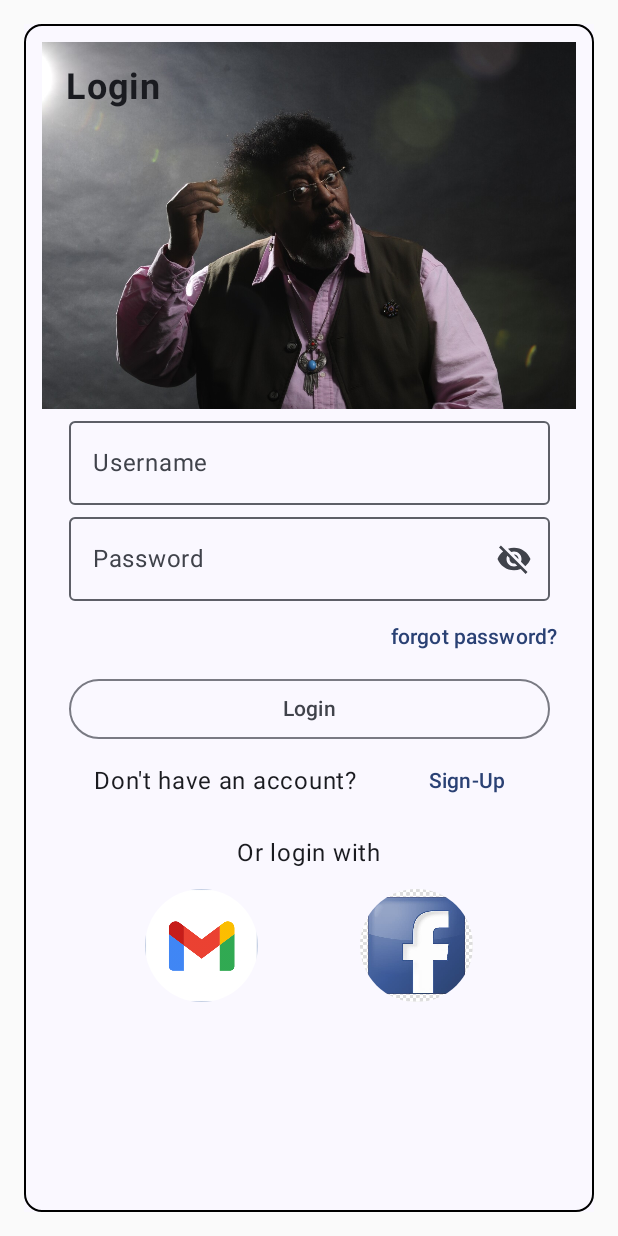
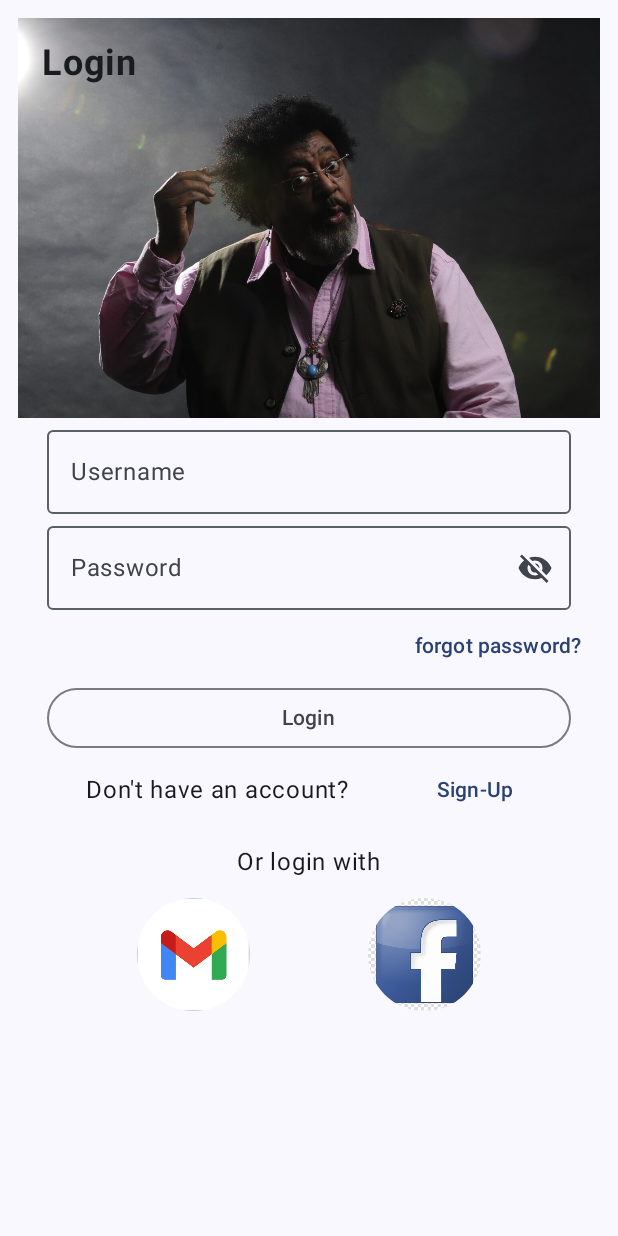
Before and after one commit to Salonso1602/android_login_test, an Android app built with Jetpack Compose: the screen it shows after launch (MainActivity), on a phone screen of 412 x 824 dp. Run offline under Robolectric (Android 15) with nearby library versions, the phone set to English and light mode, and no system bars.

Commit message:
Separate login into view and add base navHost

```diff
--- a/app/build.gradle.kts
+++ b/app/build.gradle.kts
@@ -59,6 +59,8 @@ dependencies {
     implementation(libs.androidx.ui.tooling.preview)
     implementation(libs.androidx.material3)
     implementation(libs.androidx.material.icons.extended)
+    implementation(libs.androidx.navigation.runtime.ktx)
+    implementation(libs.androidx.navigation.compose)
     testImplementation(libs.junit)
     androidTestImplementation(libs.androidx.junit)
     androidTestImplementation(libs.androidx.espresso.core)
--- a/app/src/main/java/com/example/demo23082024/MainActivity.kt
+++ b/app/src/main/java/com/example/demo23082024/MainActivity.kt
@@ -41,6 +41,7 @@ import androidx.compose.ui.text.input.VisualTransformation
 import androidx.compose.ui.text.style.TextAlign
 import androidx.compose.ui.unit.dp
 import androidx.compose.ui.unit.sp
+import androidx.navigation.compose.rememberNavController
 import com.example.demo23082024.ui.theme.Demo23082024Theme
 
 class MainActivity : ComponentActivity() {
@@ -49,156 +50,16 @@ class MainActivity : ComponentActivity() {
         super.onCreate(savedInstanceState)
         setContent {
             Demo23082024Theme {
-                Scaffold (Modifier.padding(16.dp)) { _ ->
-                    val userName = remember { mutableStateOf("") }
-                    val password = remember { mutableStateOf("") }
-                    LoginCard(
-                        userName = userName,
-                        password = password,
-                        onLogInPress = {
-                            userName.value = ""
-                            password.value = ""
-                        }
+                val navController = rememberNavController()
+
+                Scaffold(modifier = Modifier.fillMaxSize()) { innerPadding ->
+                    OurNavHost(
+                        modifier = Modifier.padding(innerPadding),
+                        navController = navController,
+                        startDestination = "Screen1"
                     )
                 }
             }
         }
     }
 }
-
-@Composable
-fun LoginCard(userName: MutableState<String>,
-              password: MutableState<String>,
-              onLogInPress: ()->Unit) {
-    val (passwordVisible, setPasswordVisibility) = remember { mutableStateOf(false) }
-    OutlinedCard(
-        colors = CardDefaults.cardColors(
-            containerColor = MaterialTheme.colorScheme.surface,
-        ),
-        border = BorderStroke(1.dp, Color.Black),
-        modifier = Modifier
-            .size(width = 1000.dp, height = 1000.dp)
-    ) {
-        Column(
-            horizontalAlignment = Alignment.CenterHorizontally,
-            verticalArrangement = Arrangement.SpaceEvenly,
-            modifier = Modifier.padding(12.dp)
-        ) {
-            Box(
-                modifier = Modifier
-                    .fillMaxWidth(),
-            ){
-                Image(
-                    painter = painterResource(id = R.drawable.download),
-                    contentDescription = "Login image",
-                    modifier = Modifier
-//                        .size(250.dp)
-                        .align(Alignment.Center)
-                )
-                Text(
-                    text = "Login",
-                    modifier = Modifier
-                        .padding(16.dp),
-                    textAlign = TextAlign.Start,
-                    fontSize = 24.sp,
-                    fontWeight = FontWeight.Bold
-                )
-            }
-            OutlinedTextField(
-                value = userName.value,
-                singleLine = true,
-                onValueChange = { userName.value = it },
-                label = { Text(text = "Username") },
-                modifier = Modifier.fillMaxWidth(0.9f)
-            )
-            OutlinedTextField(
-                value = password.value,
-                singleLine = true,
-                onValueChange = { password.value = it },
-                label = { Text(text = "Password") },
-                modifier = Modifier.fillMaxWidth(0.9f),
-                visualTransformation = if (passwordVisible) VisualTransformation.None else PasswordVisualTransformation(),
-                trailingIcon = {
-                    val image = if (passwordVisible)
-                        Icons.Filled.Visibility
-                    else Icons.Filled.VisibilityOff
-
-                    // Localized description for accessibility services
-                    val description = if (passwordVisible) "Hide password" else "Show password"
-
-                    // Toggle button to hide or display password
-                    IconButton(onClick = {setPasswordVisibility(!passwordVisible)}){
-                        Icon(imageVector  = image, description)
-                    }
-                }
-
-                )
-            TextButton(
-                onClick = { /*TODO*/ },
-                modifier = Modifier
-                    .align(Alignment.End)
-            ) {
-                Text(text = "forgot password?")
-            }
-            OutlinedButton(
-                onClick = onLogInPress,
-                modifier = Modifier
-                    .fillMaxWidth(0.9f)
-            ) {
-                Text(text = "Login")
-            }
-            Row (
-                horizontalArrangement = Arrangement.SpaceEvenly,
-                verticalAlignment = Alignment.CenterVertically,
-                modifier = Modifier
-                    .fillMaxWidth()
-            )
-            {
-                Text(text = "Don't have an account?"
-                )
-                TextButton(
-                    onClick = { /*TODO*/ },
-                ) {
-                    Text(text = "Sign-Up")
-                }
-            }
-            Text(text = "Or login with",
-                modifier = Modifier
-                    .padding(12.dp)
-            )
-            Row (
-                horizontalArrangement = Arrangement.SpaceEvenly,
-                verticalAlignment = Alignment.CenterVertically,
-                modifier = Modifier.fillMaxWidth()
-            ){
-                IconButton(
-                    onClick = { /*TODO*/ },
-                    modifier = Modifier
-                        .size(75.dp)
-                )
-                {
-                    Image(
-                        painter = painterResource(id = R.drawable.gmail_icon),
-                        contentDescription = "Gmail logo",
-                        modifier = Modifier
-                            .fillMaxSize()
-                    )
-                }
-                IconButton(
-                    onClick = { /*TODO*/ },
-                    modifier = Modifier
-                        .size(75.dp)
-                )
-                {
-                    Image(
-                        painter = painterResource(id = R.drawable.facebook_logo_social_media_computer_icons_icon_facebook_drawing),
-                        contentDescription = "Facebook logo",
-                    )
-                }
-
-            }
-
-        }
-
-    }
-}
--- /dev/null
+++ b/app/src/main/java/com/example/demo23082024/NavHost.kt
@@ -0,0 +1,56 @@
+package com.example.demo23082024
+
+import androidx.compose.runtime.Composable
+import androidx.compose.runtime.mutableStateOf
+import androidx.compose.runtime.remember
+import androidx.compose.ui.Modifier
+import androidx.compose.ui.platform.LocalContext
+import androidx.navigation.compose.NavHost
+import androidx.navigation.NavHostController
+import androidx.navigation.NavType
+import androidx.navigation.compose.composable
+import androidx.navigation.navArgument
+import com.example.demo23082024.ui.screens.LoginScreen
+
+@Composable
+fun OurNavHost(
+    modifier: Modifier = Modifier,
+    navController: NavHostController,
+    startDestination: String
+) {
+    NavHost(navController, startDestination, modifier = modifier) {
+        composable("Screen1") {
+            val context = LocalContext.current
+
+            LoginScreen(
+                onLoginClick = {
+                    navController.navigate("Screen2/obligatorio?paramOpcional=true")
+                },
+                userNameState = remember { mutableStateOf("") },
+                passwordState = remember { mutableStateOf("") },
+//                onActivityNavigation = {
+//                    val intent = Intent(context, SecondActivity::class.java).apply {
+//                        putExtra(SecondActivity.PARAM, "Parámetro")
+//                    }
+//                    context.startActivity(intent)
+//                }
+                        )
+        }
+        composable(
+            "Screen2/{paramObligatorio}?paramOpcional={paramOpcional}",
+            arguments = listOf(
+                navArgument("paramObligatorio") { type = NavType.StringType },
+                navArgument("paramOpcional") {
+                    type = NavType.BoolType
+                    defaultValue = false
+                }
+            )
+        ) { backStackEntry ->
+            val obligatorio = backStackEntry.arguments?.getString("paramObligatorio")
+            val opcional = backStackEntry.arguments?.getBoolean("paramOpcional")
+//            Screen2 {
+//                navController.popBackStack()
+//            }
+        }
+    }
+}
--- /dev/null
+++ b/app/src/main/java/com/example/demo23082024/ui/screens/LoginScreen.kt
@@ -0,0 +1,189 @@
+package com.example.demo23082024.ui.screens
+
+import androidx.compose.foundation.BorderStroke
+import androidx.compose.foundation.Image
+import androidx.compose.foundation.layout.Arrangement
+import androidx.compose.foundation.layout.Box
+import androidx.compose.foundation.layout.Column
+import androidx.compose.foundation.layout.Row
+import androidx.compose.foundation.layout.fillMaxSize
+import androidx.compose.foundation.layout.fillMaxWidth
+import androidx.compose.foundation.layout.padding
+import androidx.compose.foundation.layout.size
+import androidx.compose.material.icons.Icons
+import androidx.compose.material.icons.filled.Visibility
+import androidx.compose.material.icons.filled.VisibilityOff
+import androidx.compose.material3.CardDefaults
+import androidx.compose.material3.Icon
+import androidx.compose.material3.IconButton
+import androidx.compose.material3.MaterialTheme
+import androidx.compose.material3.OutlinedButton
+import androidx.compose.material3.OutlinedCard
+import androidx.compose.material3.OutlinedTextField
+import androidx.compose.material3.Text
+import androidx.compose.material3.TextButton
+import androidx.compose.runtime.Composable
+import androidx.compose.runtime.MutableState
+import androidx.compose.runtime.mutableStateOf
+import androidx.compose.runtime.remember
+import androidx.compose.ui.Alignment
+import androidx.compose.ui.Modifier
+import androidx.compose.ui.graphics.Color
+import androidx.compose.ui.res.painterResource
+import androidx.compose.ui.text.font.FontWeight
+import androidx.compose.ui.text.input.PasswordVisualTransformation
+import androidx.compose.ui.text.input.VisualTransformation
+import androidx.compose.ui.text.style.TextAlign
+import androidx.compose.ui.tooling.preview.Preview
+import androidx.compose.ui.unit.dp
+import androidx.compose.ui.unit.sp
+import com.example.demo23082024.R
+import com.example.demo23082024.ui.theme.Demo23082024Theme
+
+@Composable
+fun LoginScreen(modifier: Modifier = Modifier,
+                userNameState: MutableState<String>,
+                passwordState: MutableState<String>,
+                onLoginClick : () -> Unit,
+) {
+    val (passwordVisible, setPasswordVisibility) = remember { mutableStateOf(false) }
+    Row(
+        modifier = Modifier
+            .fillMaxWidth()
+            .size(width = 1000.dp, height = 1000.dp)
+    ) {
+        Column(
+            horizontalAlignment = Alignment.CenterHorizontally,
+            verticalArrangement = Arrangement.SpaceEvenly,
+            modifier = Modifier.padding(12.dp)
+        ) {
+            Box(
+                modifier = Modifier
+                    .fillMaxWidth(),
+            ){
+                Image(
+                    painter = painterResource(id = R.drawable.download),
+                    contentDescription = "Login image",
+                    modifier = Modifier
+//                        .size(250.dp)
+                        .align(Alignment.Center)
+                )
+                Text(
+                    text = "Login",
+                    modifier = Modifier
+                        .padding(16.dp),
+                    textAlign = TextAlign.Start,
+                    fontSize = 24.sp,
+                    fontWeight = FontWeight.Bold
+                )
+            }
+            OutlinedTextField(
+                value = userNameState.value,
+                singleLine = true,
+                onValueChange = { userNameState.value = it },
+                label = { Text(text = "Username") },
+                modifier = Modifier.fillMaxWidth(0.9f)
+            )
+            OutlinedTextField(
+                value = passwordState.value,
+                singleLine = true,
+                onValueChange = { passwordState.value = it },
+                label = { Text(text = "Password") },
+                modifier = Modifier.fillMaxWidth(0.9f),
+                visualTransformation = if (passwordVisible) VisualTransformation.None else PasswordVisualTransformation(),
+                trailingIcon = {
+                    val image = if (passwordVisible)
+                        Icons.Filled.Visibility
+                    else Icons.Filled.VisibilityOff
+
+                    // Localized description for accessibility services
+                    val description = if (passwordVisible) "Hide password" else "Show password"
+
+                    // Toggle button to hide or display password
+                    IconButton(onClick = {setPasswordVisibility(!passwordVisible)}){
+                        Icon(imageVector  = image, description)
+                    }
+                }
+
+            )
+            TextButton(
+                onClick = { /*TODO*/ },
+                modifier = Modifier
+                    .align(Alignment.End)
+            ) {
+                Text(text = "forgot password?")
+            }
+            OutlinedButton(
+                onClick = onLoginClick,
+                modifier = Modifier
+                    .fillMaxWidth(0.9f)
+            ) {
+                Text(text = "Login")
+            }
+            Row (
+                horizontalArrangement = Arrangement.SpaceEvenly,
+                verticalAlignment = Alignment.CenterVertically,
+                modifier = Modifier
+                    .fillMaxWidth()
+            )
+            {
+                Text(text = "Don't have an account?"
+                )
+                TextButton(
+                    onClick = { /*TODO*/ },
+                ) {
+                    Text(text = "Sign-Up")
+                }
+            }
+            Text(text = "Or login with",
+                modifier = Modifier
+                    .padding(12.dp)
+            )
+            Row (
+                horizontalArrangement = Arrangement.SpaceEvenly,
+                verticalAlignment = Alignment.CenterVertically,
+                modifier = Modifier.fillMaxWidth()
+            ){
+                IconButton(
+                    onClick = { /*TODO*/ },
+                    modifier = Modifier
+                        .size(75.dp)
+                )
+                {
+                    Image(
+                        painter = painterResource(id = R.drawable.gmail_icon),
+                        contentDescription = "Gmail logo",
+                        modifier = Modifier
+                            .fillMaxSize()
+                    )
+                }
+                IconButton(
+                    onClick = { /*TODO*/ },
+                    modifier = Modifier
+                        .size(75.dp)
+                )
+                {
+                    Image(
+                        painter = painterResource(id = R.drawable.facebook_logo_social_media_computer_icons_icon_facebook_drawing),
+                        contentDescription = "Facebook logo",
+                    )
+                }
+
+            }
+
+        }
+
+    }
+}
+
+@Preview(showBackground = false)
+@Composable
+private fun LoginScreenPreview(modifier: Modifier = Modifier) {
+    Demo23082024Theme {
+        LoginScreen(
+            userNameState = remember { mutableStateOf("") },
+            passwordState = remember { mutableStateOf("") },
+            onLoginClick = {}
+        )
+    }
+}
--- a/gradle/libs.versions.toml
+++ b/gradle/libs.versions.toml
@@ -8,6 +8,8 @@ espressoCore = "3.6.1"
 lifecycleRuntimeKtx = "2.8.4"
 activityCompose = "1.8.0"
 composeBom = "2024.04.01"
+navigationRuntimeKtx = "2.8.0"
+navigationCompose = "2.8.0"
 
 [libraries]
 androidx-core-ktx = { group = "androidx.core", name = "core-ktx", version.ref = "coreKtx" }
@@ -25,6 +27,8 @@ androidx-ui-tooling-preview = { group = "androidx.compose.ui", name = "ui-toolin
 androidx-ui-test-manifest = { group = "androidx.compose.ui", name = "ui-test-manifest" }
 androidx-ui-test-junit4 = { group = "androidx.compose.ui", name = "ui-test-junit4" }
 androidx-material3 = { group = "androidx.compose.material3", name = "material3" }
+androidx-navigation-runtime-ktx = { group = "androidx.navigation", name = "navigation-runtime-ktx", version.ref = "navigationRuntimeKtx" }
+androidx-navigation-compose = { group = "androidx.navigation", name = "navigation-compose", version.ref = "navigationCompose" }
 
 [plugins]
 android-application = { id = "com.android.application", version.ref = "agp" }
```
